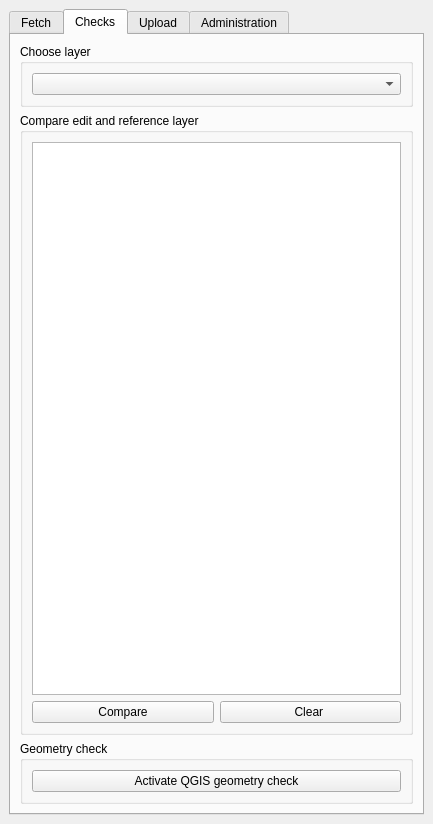
First picture: the form in dmp_manager/dmp_manager_dockwidget_base.ui, repository bvthomsen/QGIS-DMP-plugin, before the edit.
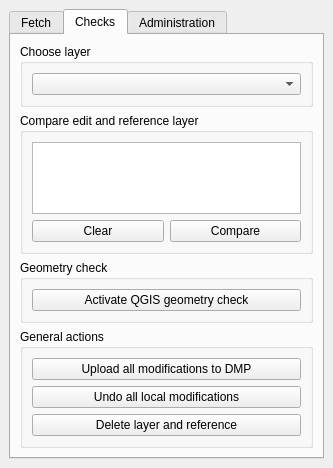
Second picture: the form after the edit. The open tabs and pages were chosen to show the change.

Commit message: Fjernelse af faneblad upload

Diff of the .ui file:
```diff
--- a/dmp_manager/dmp_manager_dockwidget_base.ui
+++ b/dmp_manager/dmp_manager_dockwidget_base.ui
@@ -6,8 +6,8 @@
    <rect>
     <x>0</x>
     <y>0</y>
-    <width>433</width>
-    <height>824</height>
+    <width>325</width>
+    <height>461</height>
    </rect>
   </property>
   <property name="windowTitle">
@@ -121,7 +121,7 @@
        <attribute name="title">
         <string>Checks</string>
        </attribute>
-       <layout class="QVBoxLayout" name="verticalLayout_12">
+       <layout class="QVBoxLayout" name="verticalLayout_13">
         <item>
          <widget class="QGroupBox" name="groupBox_3">
           <property name="title">
@@ -139,23 +139,27 @@
           <property name="title">
            <string>Compare edit and reference layer</string>
           </property>
-          <layout class="QGridLayout" name="gridLayout">
-           <item row="0" column="0" colspan="2">
+          <layout class="QVBoxLayout" name="verticalLayout_12">
+           <item>
             <widget class="QTreeView" name="tvCompare"/>
            </item>
-           <item row="1" column="0">
-            <widget class="QPushButton" name="pbCompare">
-             <property name="text">
-              <string>Compare</string>
-             </property>
-            </widget>
-           </item>
-           <item row="1" column="1">
-            <widget class="QPushButton" name="pbClearCompare">
-             <property name="text">
-              <string>Clear </string>
-             </property>
-            </widget>
+           <item>
+            <layout class="QHBoxLayout" name="horizontalLayout_2">
+             <item>
+              <widget class="QPushButton" name="pbClearCompare">
+               <property name="text">
+                <string>Clear</string>
+               </property>
+              </widget>
+             </item>
+             <item>
+              <widget class="QPushButton" name="pbCompare">
+               <property name="text">
+                <string>Compare</string>
+               </property>
+              </widget>
+             </item>
+            </layout>
            </item>
           </layout>
          </widget>
@@ -176,45 +180,30 @@
           </layout>
          </widget>
         </item>
-       </layout>
-      </widget>
-      <widget class="QWidget" name="tab_4">
-       <attribute name="title">
-        <string>Upload</string>
-       </attribute>
-       <layout class="QVBoxLayout" name="verticalLayout_11">
         <item>
-         <widget class="QGroupBox" name="groupBox_9">
+         <widget class="QGroupBox" name="groupBox_10">
           <property name="title">
-           <string>Choose layer</string>
+           <string>General actions</string>
           </property>
           <layout class="QVBoxLayout" name="verticalLayout_3">
            <item>
-            <widget class="QComboBox" name="cbUpload"/>
-           </item>
-          </layout>
-         </widget>
-        </item>
-        <item>
-         <widget class="QGroupBox" name="groupBox_4">
-          <property name="title">
-           <string>Upload local edit layer to DMP</string>
-          </property>
-          <layout class="QGridLayout" name="gridLayout_2">
-           <item row="0" column="0" colspan="2">
-            <widget class="QTreeView" name="tvUpload"/>
-           </item>
-           <item row="1" column="0">
             <widget class="QPushButton" name="pbUpload">
              <property name="text">
-              <string>Upload</string>
+              <string>Upload all modifications to DMP</string>
              </property>
             </widget>
            </item>
-           <item row="1" column="1">
-            <widget class="QPushButton" name="pbClearUpload">
+           <item>
+            <widget class="QPushButton" name="pbUndo">
              <property name="text">
-              <string>Clear</string>
+              <string>Undo all local modifications</string>
+             </property>
+            </widget>
+           </item>
+           <item>
+            <widget class="QPushButton" name="pbDelete">
+             <property name="text">
+              <string>Delete layer and reference</string>
              </property>
             </widget>
            </item>
```
Left out of the diff: 4 changed lines with no effect on the pictures. The commit also changes 7 other files.
